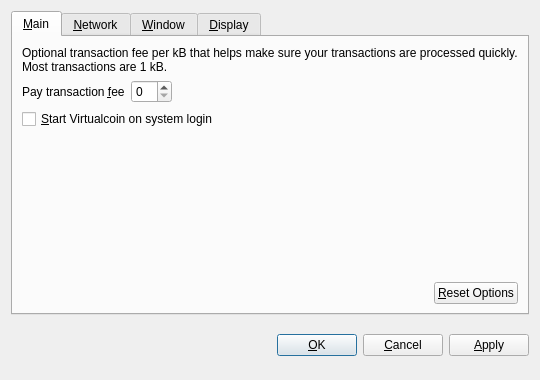
Old version of the form src/qt/forms/optionsdialog.ui in the repository RagnarDanneskjold/smallchange.
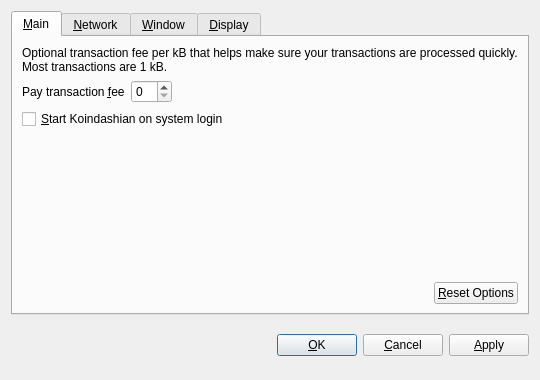
New version of the form. Custom widgets are drawn as their Qt base class.

What changed in the file:
```diff
--- a/src/qt/forms/optionsdialog.ui
+++ b/src/qt/forms/optionsdialog.ui
@@ -82,7 +82,7 @@
           <string>Automatically start Virtualcoin after logging in to the system.</string>
          </property>
          <property name="text">
-          <string>&amp;Start Virtualcoin on system login</string>
+          <string>&amp;Start Koindashian on system login</string>
          </property>
         </widget>
        </item>
```
Left out of the diff: 10 changed lines with no effect on the pictures.
